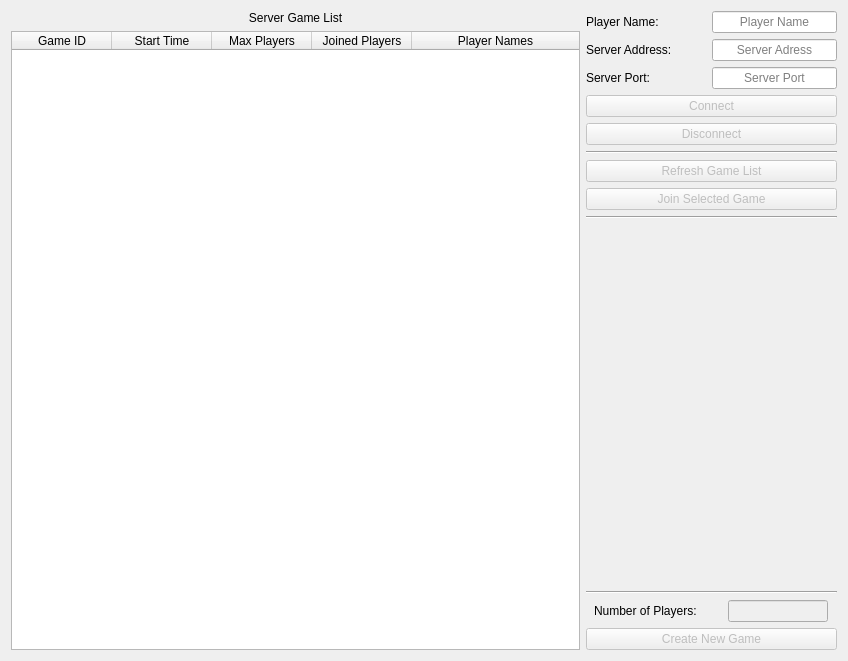
The window that client/lobby.ui (johankytt/SudokuMP) describes before a commit, drawn with Qt 5.
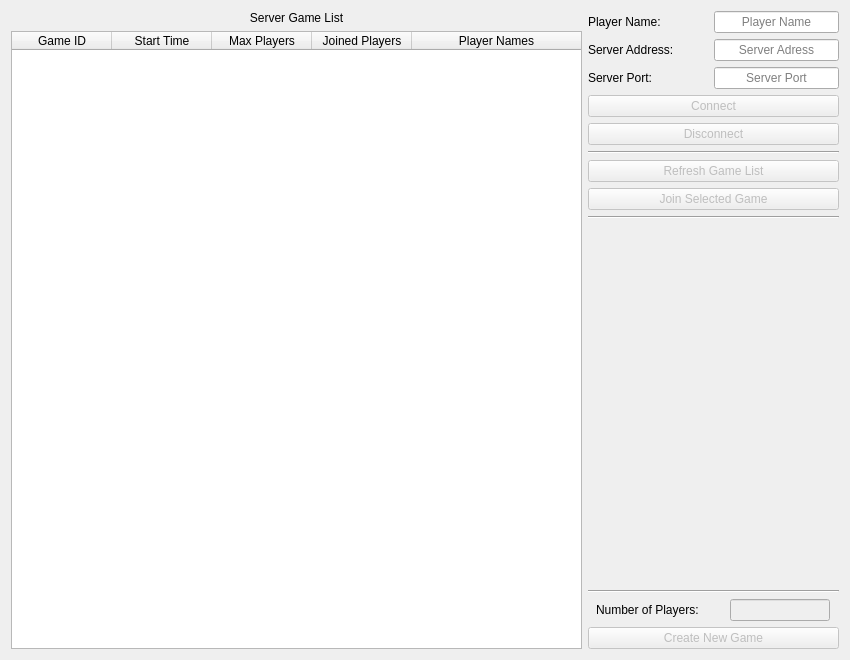
The same window after the commit.

Patch:
```diff
--- a/client/lobby.ui
+++ b/client/lobby.ui
@@ -6,8 +6,8 @@
    <rect>
     <x>0</x>
     <y>0</y>
-    <width>848</width>
-    <height>661</height>
+    <width>850</width>
+    <height>660</height>
    </rect>
   </property>
   <property name="windowTitle">
```
